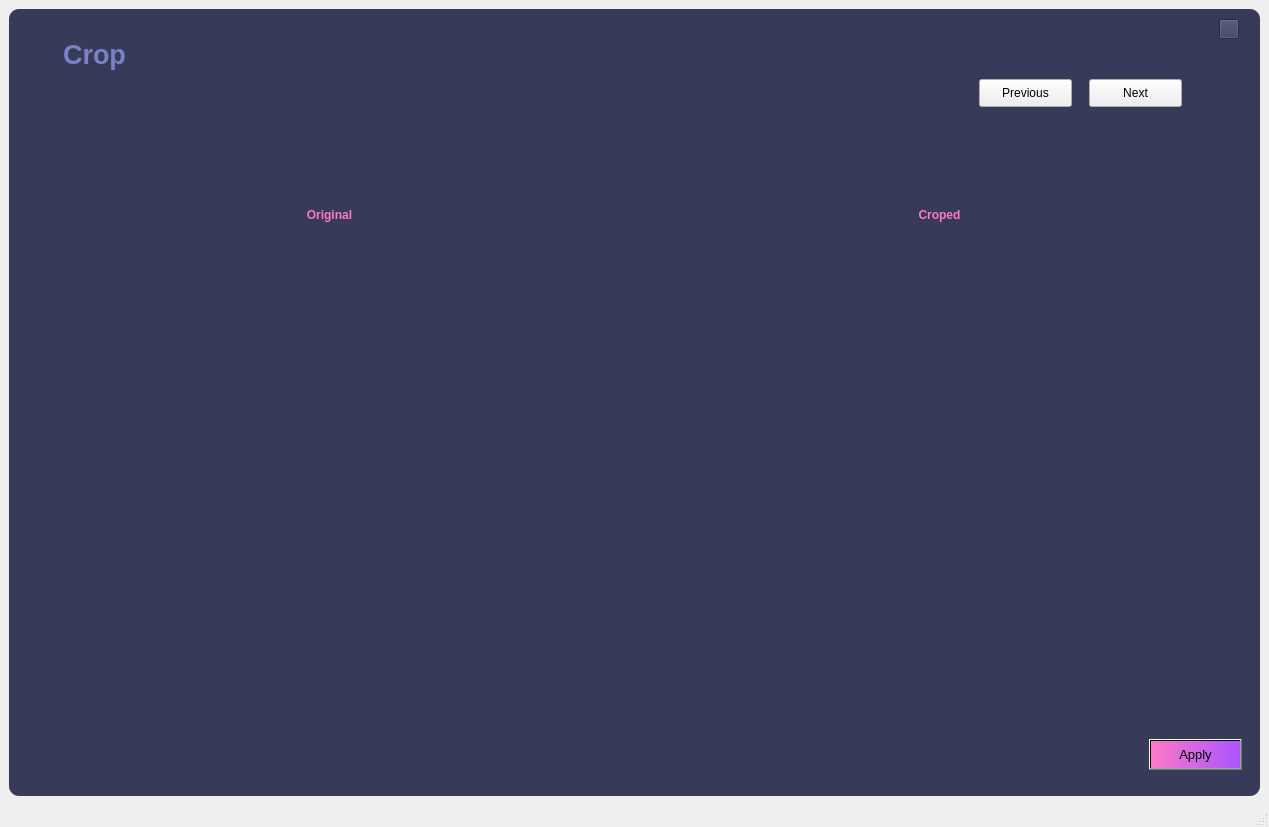
Before: the Qt Designer form cropWindow.ui in DorsaNazari/Image-Data-Annotation-Preprocessing-and-Augmentation, drawn with Qt 5.
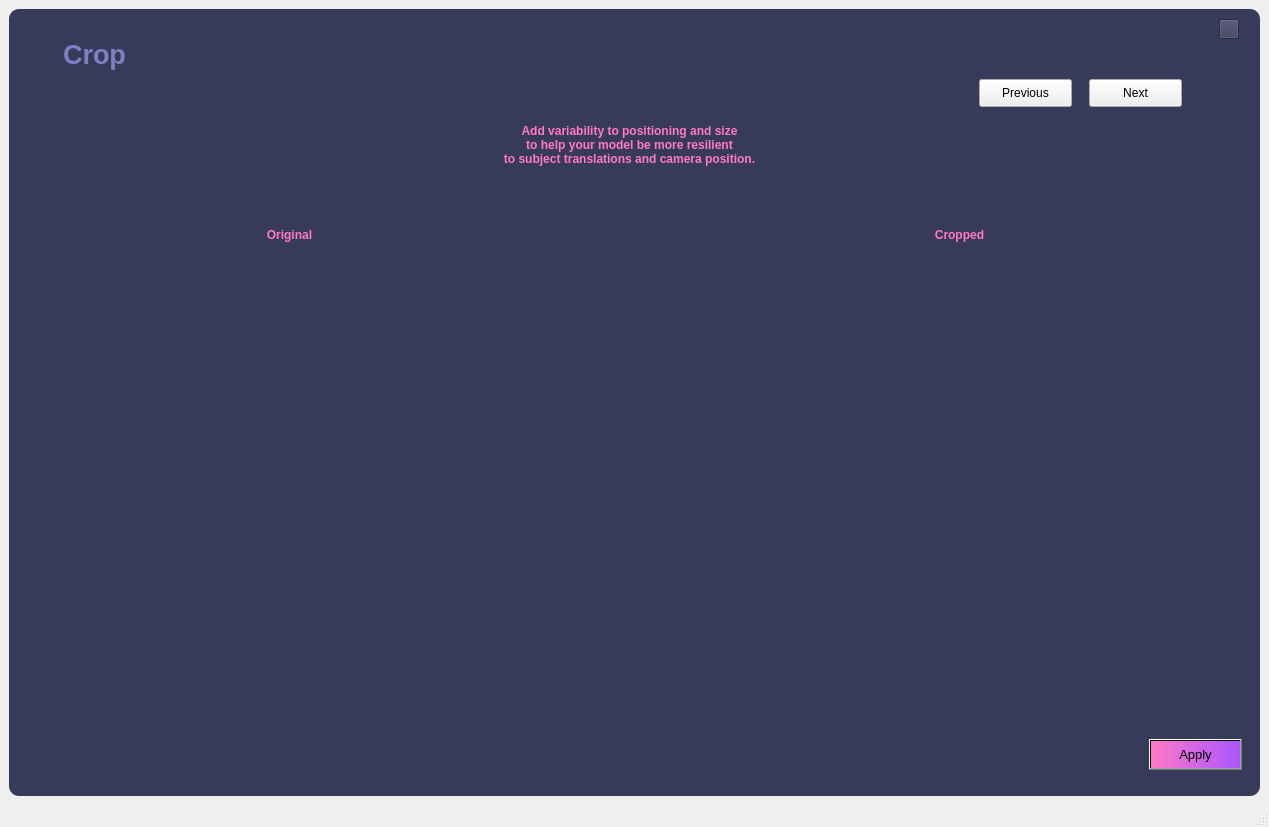
After: the same form once the commit is applied. Icons and pictures are not drawn.

Diff of the .ui file:
```diff
--- a/cropWindow.ui
+++ b/cropWindow.ui
@@ -39,8 +39,8 @@
       <widget class="QLabel" name="label_desqription">
        <property name="geometry">
         <rect>
-         <x>740</x>
-         <y>180</y>
+         <x>760</x>
+         <y>200</y>
          <width>381</width>
          <height>51</height>
         </rect>
@@ -56,7 +56,7 @@
         <string notr="true">color:rgb(254,121,199);</string>
        </property>
        <property name="text">
-        <string>Croped</string>
+        <string>Cropped</string>
        </property>
        <property name="textFormat">
         <enum>Qt::PlainText</enum>
@@ -147,8 +147,8 @@
       <widget class="QLabel" name="label_desqription_2">
        <property name="geometry">
         <rect>
-         <x>130</x>
-         <y>180</y>
+         <x>90</x>
+         <y>200</y>
          <width>381</width>
          <height>51</height>
         </rect>
@@ -249,6 +249,37 @@
         <string>Apply</string>
        </property>
       </widget>
+      <widget class="QLabel" name="label_desqription_4">
+       <property name="geometry">
+        <rect>
+         <x>430</x>
+         <y>110</y>
+         <width>381</width>
+         <height>51</height>
+        </rect>
+       </property>
+       <property name="font">
+        <font>
+         <pointsize>9</pointsize>
+         <weight>75</weight>
+         <bold>true</bold>
+        </font>
+       </property>
+       <property name="styleSheet">
+        <string notr="true">color:rgb(254,121,199);</string>
+       </property>
+       <property name="text">
+        <string>Add variability to positioning and size 
+to help your model be more resilient 
+to subject translations and camera position.</string>
+       </property>
+       <property name="textFormat">
+        <enum>Qt::PlainText</enum>
+       </property>
+       <property name="alignment">
+        <set>Qt::AlignCenter</set>
+       </property>
+      </widget>
      </widget>
     </item>
    </layout>
```
